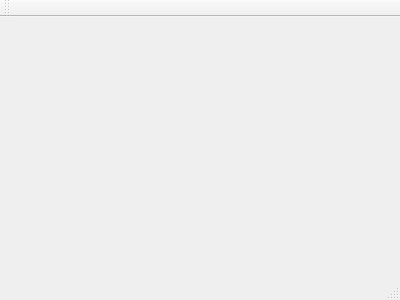
The window that mainwindow.ui (cogip/cogip-gui) describes before a commit, drawn with Qt 5.
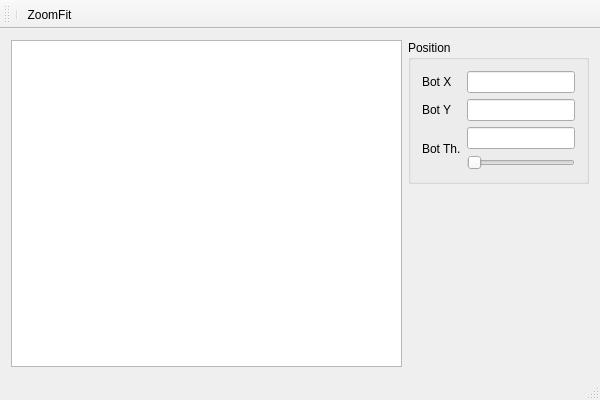
The same window after the commit. Custom widgets are drawn as their Qt base class.

Commit message:
mainwindow: first wireframe with graphics view
This also tests the robot item rotation with a slider

Diff of the .ui file:
```diff
--- a/mainwindow.ui
+++ b/mainwindow.ui
@@ -1,24 +1,135 @@
 <ui version="4.0">
  <class>MainWindow</class>
- <widget class="QMainWindow" name="MainWindow" >
-  <property name="geometry" >
+ <widget class="QMainWindow" name="MainWindow">
+  <property name="geometry">
    <rect>
     <x>0</x>
     <y>0</y>
-    <width>400</width>
-    <height>300</height>
+    <width>600</width>
+    <height>400</height>
    </rect>
   </property>
   <property name="windowTitle" >
    <string>MainWindow</string>
   </property>
-  <widget class="QMenuBar" name="menuBar" />
-  <widget class="QToolBar" name="mainToolBar" />
-  <widget class="QWidget" name="centralWidget" />
-  <widget class="QStatusBar" name="statusBar" />
+  <widget class="QWidget" name="centralWidget">
+   <layout class="QHBoxLayout" name="horizontalLayout">
+    <item>
+     <widget class="MapGraphicsView" name="graphicsView"/>
+    </item>
+    <item>
+     <layout class="QVBoxLayout" name="verticalLayout">
+      <item>
+       <widget class="QGroupBox" name="groupBox">
+        <property name="title">
+         <string>Position</string>
+        </property>
+        <layout class="QGridLayout" name="gridLayout">
+         <property name="sizeConstraint">
+          <enum>QLayout::SetFixedSize</enum>
+         </property>
+         <item row="0" column="0">
+          <widget class="QLabel" name="label">
+           <property name="text">
+            <string>Bot X</string>
+           </property>
+          </widget>
+         </item>
+         <item row="1" column="0">
+          <widget class="QLabel" name="label_2">
+           <property name="text">
+            <string>Bot Y</string>
+           </property>
+          </widget>
+         </item>
+         <item row="3" column="1">
+          <widget class="QSlider" name="horizontalSliderBotPosAngle">
+           <property name="maximum">
+            <number>360</number>
+           </property>
+           <property name="orientation">
+            <enum>Qt::Horizontal</enum>
+           </property>
+          </widget>
+         </item>
+         <item row="0" column="1">
+          <widget class="QLineEdit" name="lineEditBotPosX"/>
+         </item>
+         <item row="1" column="1">
+          <widget class="QLineEdit" name="lineEditBotPosY"/>
+         </item>
+         <item row="2" column="1">
+          <widget class="QLineEdit" name="lineEditBotPosAngle"/>
+         </item>
+         <item row="2" column="0" rowspan="2">
+          <widget class="QLabel" name="label_3">
+           <property name="text">
+            <string>Bot Th.</string>
+           </property>
+          </widget>
+         </item>
+        </layout>
+       </widget>
+      </item>
+      <item>
+       <spacer name="verticalSpacer">
+        <property name="orientation">
+         <enum>Qt::Vertical</enum>
+        </property>
+        <property name="sizeHint" stdset="0">
+         <size>
+          <width>20</width>
+          <height>40</height>
+         </size>
+        </property>
+       </spacer>
+      </item>
+     </layout>
+    </item>
+   </layout>
+  </widget>
+  <widget class="QMenuBar" name="menuBar">
+   <property name="geometry">
+    <rect>
+     <x>0</x>
+     <y>0</y>
+     <width>600</width>
+     <height>24</height>
+    </rect>
+   </property>
+  </widget>
+  <widget class="QToolBar" name="mainToolBar">
+   <attribute name="toolBarArea">
+    <enum>TopToolBarArea</enum>
+   </attribute>
+   <attribute name="toolBarBreak">
+    <bool>false</bool>
+   </attribute>
+   <addaction name="separator"/>
+   <addaction name="actionZoomFit"/>
+  </widget>
+  <widget class="QStatusBar" name="statusBar"/>
+  <action name="actionZoomFit">
+   <property name="text">
+    <string>ZoomFit</string>
+   </property>
+  </action>
  </widget>
- <layoutDefault spacing="6" margin="11" />
- <pixmapfunction></pixmapfunction>
+ <layoutdefault spacing="6" margin="11"/>
+ <customwidgets>
+  <customwidget>
+   <class>MapGraphicsView</class>
+   <extends>QGraphicsView</extends>
+   <header>mapgraphicsview.h</header>
+  </customwidget>
+ </customwidgets>
+ <tabstops>
+  <tabstop>graphicsView</tabstop>
+  <tabstop>lineEditBotPosY</tabstop>
+  <tabstop>lineEditBotPosX</tabstop>
+  <tabstop>lineEditBotPosAngle</tabstop>
+  <tabstop>horizontalSliderBotPosAngle</tabstop>
+ </tabstops>
  <resources/>
  <connections/>
 </ui>
```
Left out of the diff: 5 changed lines with no effect on the pictures. The commit also changes 2 other files.
